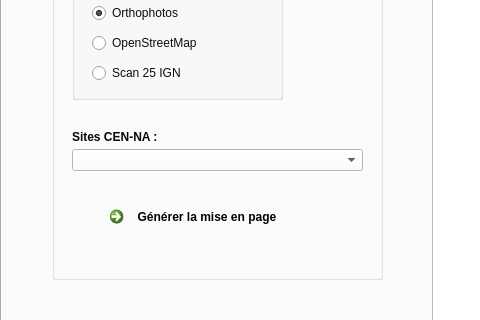
Before: the Qt Designer form map_cen_dialog_base.ui in CEN-Nouvelle-Aquitaine/map_cen, drawn with Qt 5; both pictures show x 0 to 480 and y 327 to 647 of the 1150 by 780 pixel window.
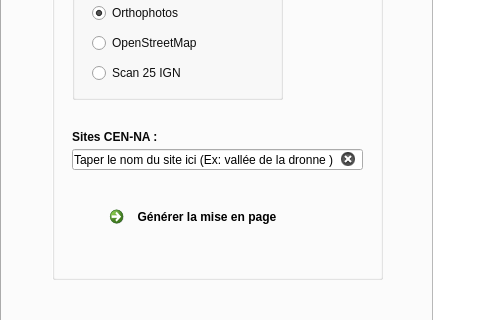
After: the same form once the commit is applied. The open tabs and pages were chosen to show the change. Icons and pictures are not drawn.

The edit to the form file:
```diff
--- a/map_cen_dialog_base.ui
+++ b/map_cen_dialog_base.ui
@@ -155,37 +155,6 @@
        <string> Préférences de mise en page :</string>
       </property>
      </widget>
-     <widget class="QComboBox" name="comboBox_2">
-      <property name="geometry">
-       <rect>
-        <x>20</x>
-        <y>220</y>
-        <width>291</width>
-        <height>22</height>
-       </rect>
-      </property>
-      <property name="minimumSize">
-       <size>
-        <width>211</width>
-        <height>22</height>
-       </size>
-      </property>
-      <property name="maximumSize">
-       <size>
-        <width>350</width>
-        <height>22</height>
-       </size>
-      </property>
-      <property name="styleSheet">
-       <string notr="true">background-color: rgb(255, 255, 255);</string>
-      </property>
-      <property name="currentText">
-       <string/>
-      </property>
-      <property name="currentIndex">
-       <number>-1</number>
-      </property>
-     </widget>
      <widget class="QLabel" name="label_3">
       <property name="geometry">
        <rect>
@@ -231,6 +200,31 @@
        </size>
       </property>
      </widget>
+     <widget class="QLineEdit" name="lineEdit">
+      <property name="enabled">
+       <bool>true</bool>
+      </property>
+      <property name="geometry">
+       <rect>
+        <x>20</x>
+        <y>220</y>
+        <width>291</width>
+        <height>21</height>
+       </rect>
+      </property>
+      <property name="text">
+       <string>Taper le nom du site ici (Ex: vallée de la dronne )</string>
+      </property>
+      <property name="alignment">
+       <set>Qt::AlignCenter</set>
+      </property>
+      <property name="readOnly">
+       <bool>false</bool>
+      </property>
+      <property name="clearButtonEnabled">
+       <bool>true</bool>
+      </property>
+     </widget>
     </widget>
     <widget class="QGroupBox" name="groupBox_3">
      <property name="geometry">
```
Left out of the diff: 2 changed lines with no effect on the pictures.
